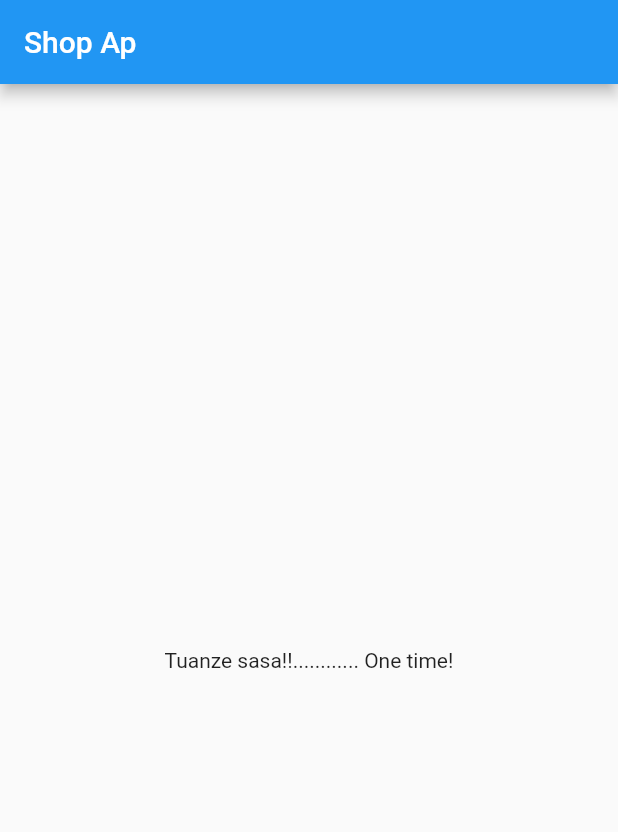
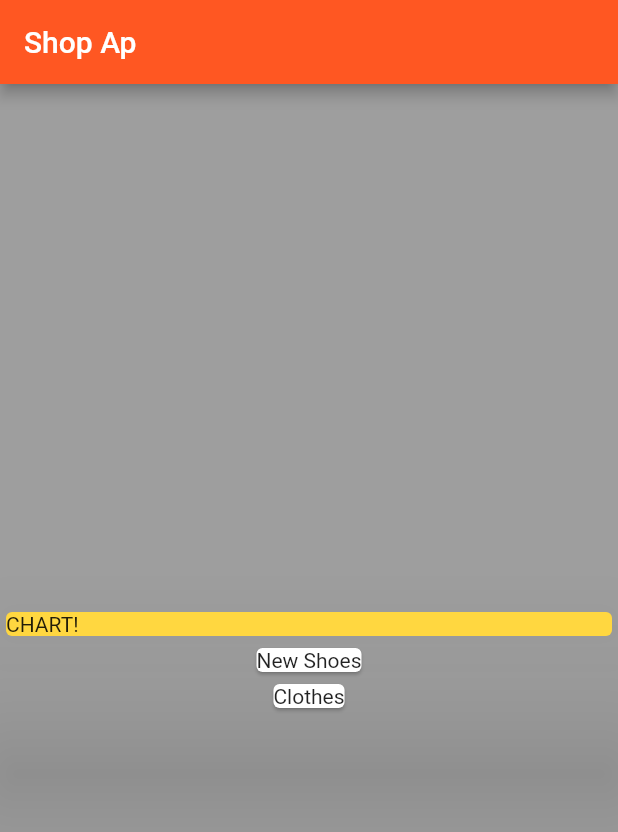
Before and after one commit to ZealKamau/usefull_flutter_app, a Flutter app: the screen it shows after launch, on a phone screen of 412 x 824 dp. Shown: the top 832 px of the screen. Run offline on Flutter 3.47's test engine with Material 2 defaults, Android fonts, the phone set to English and light mode, and no system bars.

Commit message:
Still setting up the basic design.

```diff
--- a/lib/main.dart
+++ b/lib/main.dart
@@ -1,4 +1,5 @@
 import 'package:flutter/material.dart';
+import './transaction.dart';
 
 void main() => runApp(MyApp());
 
@@ -13,15 +14,42 @@ class MyApp extends StatelessWidget {
 }
 
 class MyHomePage extends StatelessWidget {
+  final List<Transaction> transactions = [
+    Transaction(
+        id: "H6", title: "New Shoes", amount: 788.23, date: DateTime.now()),
+    Transaction(
+        id: 'H50', title: 'Clothes', amount: 67.34, date: DateTime.now()),
+  ];
   @override
   Widget build(BuildContext context) {
     return Scaffold(
-      appBar: AppBar(
-        title: Text('Shop Ap'),
-      ),
-      body: Center(
-        child: Text('Tuanze sasa!!............ One time!'),
-      ),
-    );
+        backgroundColor: Colors.black38,
+        appBar: AppBar(
+          backgroundColor: Colors.deepOrange,
+          title: Text('Shop Ap'),
+        ),
+        body: Column(
+          mainAxisAlignment: MainAxisAlignment.center,
+          crossAxisAlignment: CrossAxisAlignment.stretch,
+          children: <Widget>[
+            Container(
+              width: double.infinity,
+              child: Card(
+                color: Colors.amberAccent,
+                elevation: 50,
+                child: Text(
+                  'CHART!',
+                ),
+              ),
+            ),
+            Column(
+              children: transactions.map((tx) {
+                return Card(
+                  child: Text(tx.title),
+                );
+              }).toList(),
+            ),
+          ],
+        ));
   }
 }
--- /dev/null
+++ b/lib/transaction.dart
@@ -0,0 +1,13 @@
+class Transaction {
+  String id;
+  String title;
+  double amount;
+  DateTime date;
+
+  Transaction({
+    required this.id,
+    required this.title,
+    required this.amount,
+    required this.date,
+  });
+}
```
